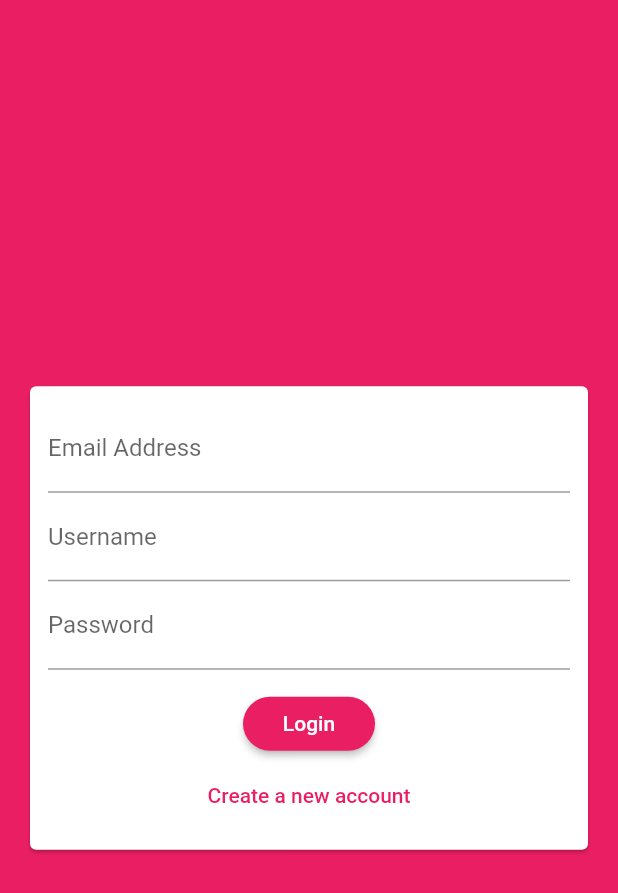
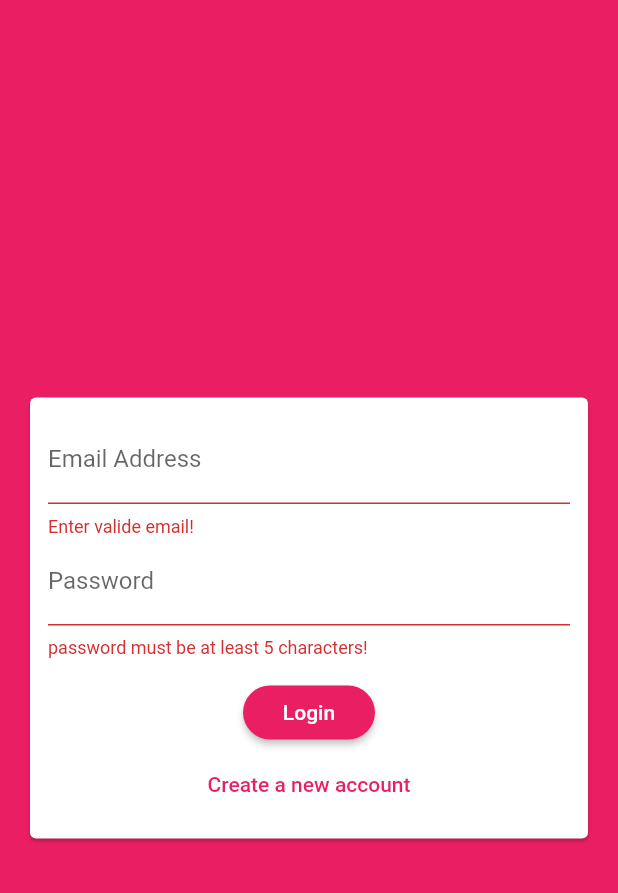
Before and after one commit to H-AbdulMateen/flutter_firebase_chat_app, a Flutter app: the screen it shows after launch, after a tap on "Login", on a phone screen of 412 x 824 dp. Shown: the top 893 px of the screen. Run offline on Flutter 3.47's test engine with Material 2 defaults, Android fonts, the phone set to English and light mode, and no system bars; our stand-ins replace cloud_firestore; accounts and stored records are empty.

Commit message:
Auth form

```diff
--- a/lib/widgets/auth_form.dart
+++ b/lib/widgets/auth_form.dart
@@ -6,6 +6,11 @@ class AuthForm extends StatefulWidget {
 }
 
 class _AuthFormState extends State<AuthForm> {
+  var _isLogin = true;
+  var _formKey = GlobalKey<FormState>();
+  var _emailController = TextEditingController();
+  var _usernameController = TextEditingController();
+  var _passwordController = TextEditingController();
   @override
   Widget build(BuildContext context) {
     return Center(
@@ -15,30 +20,62 @@ class _AuthFormState extends State<AuthForm> {
           child: Padding(
             padding: EdgeInsets.all(12.0),
             child: Form(
+              key: _formKey,
               child: Column(
                 children: [
                   TextFormField(
+                    controller: _emailController,
+                    validator: (value){
+                      if(value.isEmpty && !value.contains('@')){
+                        return 'Enter valide email!';
+                      }else{
+                        return null;
+                      }
+                    },
                     decoration: InputDecoration(
                       labelText: 'Email Address'
                     ),
                   ),
-                  TextFormField(
-                    decoration: InputDecoration(
-                      labelText: 'Username'
+                  Visibility(
+                    visible: !_isLogin,
+                    child: TextFormField(
+                      controller: _usernameController,
+                      validator: (value){
+                        if(value.isEmpty && value.length < 4){
+                          return 'username must be at least 5 characters!';
+                        }else{
+                          return null;
+                        }
+                      },
+                      decoration: InputDecoration(
+                        labelText: 'Username'
+                      ),
                     ),
                   ),
                   TextFormField(
+                    controller: _passwordController,
+                    validator: (value){
+                      if(value.isEmpty && value.length < 4){
+                        return 'password must be at least 5 characters!';
+                      }else{
+                        return null;
+                      }
+                    },
                     decoration: InputDecoration(
                       labelText: 'Password',
                     ),
                     obscureText: true,
                   ),
                   SizedBox(height: 12.0,),
-                  RaisedButton(onPressed: (){},
-                  child: Text('Login'),),
-                  FlatButton(onPressed: (){},
+                  RaisedButton(onPressed: _trySubmit,
+                  child: Text(_isLogin ? 'Login': 'SignUp'),),
+                  FlatButton(onPressed: (){
+                    setState(() {
+                      _isLogin = !_isLogin;
+                    });
+                  },
                       textColor: Theme.of(context).primaryColor,
-                      child: Text('Create a new account'))
+                      child: Text(_isLogin ? 'Create a new account' : 'Already have an account'))
                 ],
               ),
             ),
@@ -47,4 +84,13 @@ class _AuthFormState extends State<AuthForm> {
       ),
     );
   }
+
+
+
+
+  void _trySubmit() {
+    if(_formKey.currentState.validate()){
+      print('${_emailController.text}, ${_usernameController.text}, ${_passwordController.text}');
+    }
+  }
 }
```
